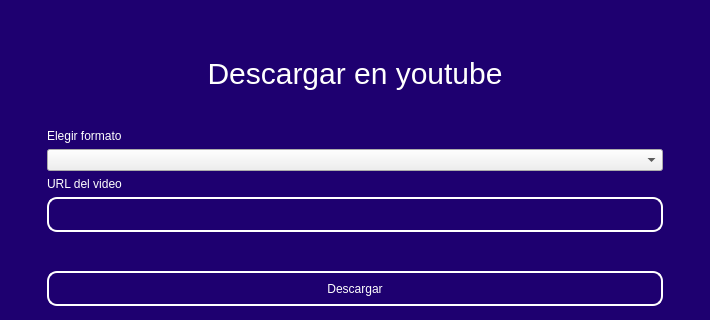
First picture: the form in design/designoutube.ui, repository codemiguel-dev/Outube-Desktop, before the edit; both pictures show x 0 to 710 and y 85 to 405 of the 710 by 563 pixel window.
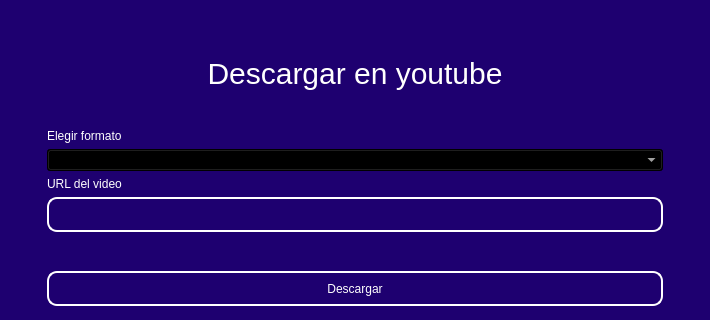
Second picture: the form after the edit. Icons and pictures are not drawn.

Patch:
```diff
--- a/design/designoutube.ui
+++ b/design/designoutube.ui
@@ -391,7 +391,12 @@
                 </widget>
                </item>
                <item>
-                <widget class="QComboBox" name="comboboxtype"/>
+                <widget class="QComboBox" name="comboboxtype">
+                 <property name="styleSheet">
+                  <string notr="true">color: rgb(255, 255, 255);
+background-color: rgb(0, 0, 0);</string>
+                 </property>
+                </widget>
                </item>
                <item>
                 <widget class="QLabel" name="label">
```
